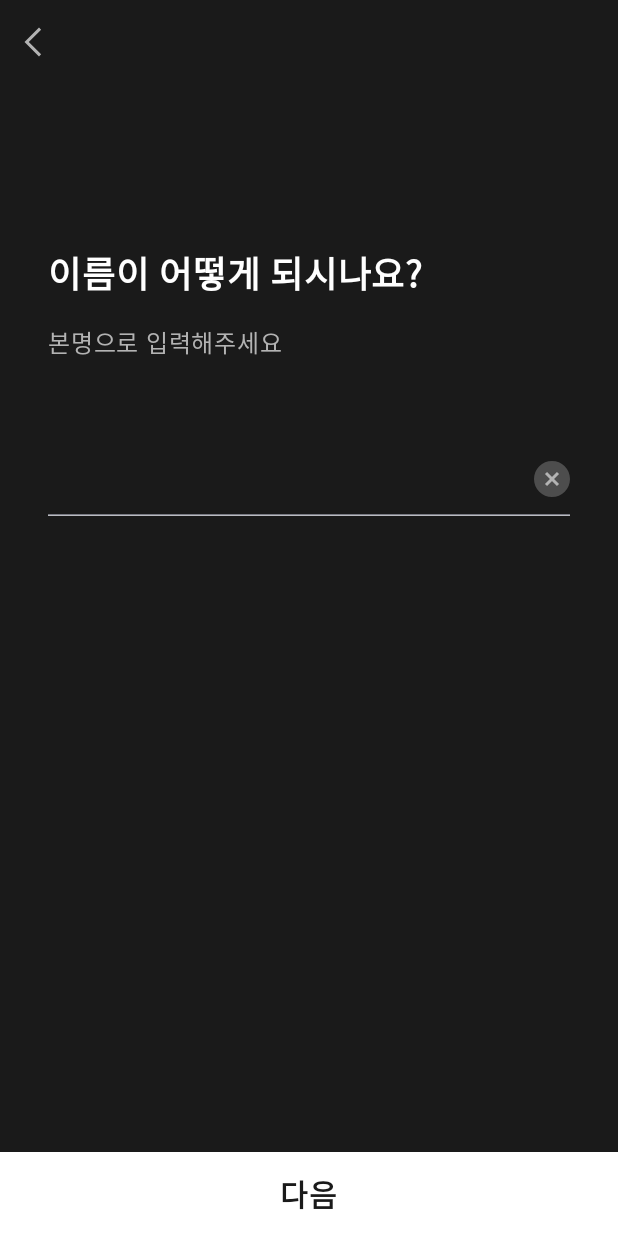
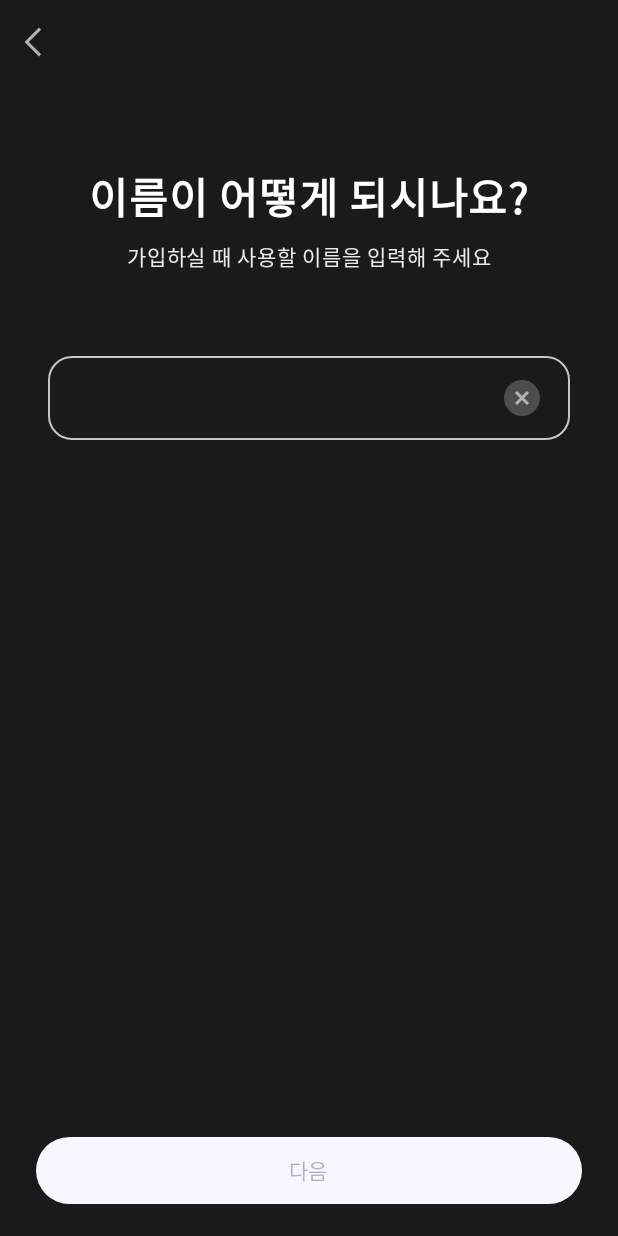
Before and after one commit to isanghoony/Attendance_Android_2024, an Android app built with Jetpack Compose: the NameScreen screen opened through its navigation route, on a phone screen of 412 x 824 dp. Run offline under Robolectric (Android 15) with nearby library versions, the phone set to English and light mode, and no system bars; our stand-ins replace Dagger/Hilt's generated code.

Commit message:
이름 입력 화면 구현 (#2)

```diff
--- a/app/src/main/java/com/ddd/attendance/ui/component/DDDButton.kt
+++ b/app/src/main/java/com/ddd/attendance/ui/component/DDDButton.kt
@@ -1,54 +1,40 @@
 package com.ddd.attendance.ui.component
 
-import androidx.compose.foundation.background
-import androidx.compose.foundation.clickable
-import androidx.compose.foundation.layout.Box
-import androidx.compose.foundation.layout.height
+import androidx.compose.foundation.layout.PaddingValues
+import androidx.compose.foundation.layout.fillMaxWidth
+import androidx.compose.foundation.layout.padding
+import androidx.compose.material3.Button
+import androidx.compose.material3.ButtonDefaults
+import androidx.compose.material3.Text
 import androidx.compose.runtime.Composable
-import androidx.compose.ui.Alignment
 import androidx.compose.ui.Modifier
-import androidx.compose.ui.text.font.FontWeight
 import androidx.compose.ui.tooling.preview.Preview
 import androidx.compose.ui.unit.dp
-import androidx.compose.ui.unit.sp
-import com.ddd.attendance.ui.theme.DDD_400
-import com.ddd.attendance.ui.theme.DDD_600
-import com.ddd.attendance.ui.theme.DDD_BLACK
-import com.ddd.attendance.ui.theme.DDD_WHITE
+import com.ddd.attendance.ui.theme.DDD_BLUE
+import com.ddd.attendance.ui.theme.DDD_BLUE_100
 
 @Composable
-fun DDDButton(
+fun DDDNextButton(
     text: String,
     modifier: Modifier = Modifier,
     isEnabled: Boolean = true,
     onClick: () -> Unit = {}
 ) {
-    Box(
+    Button(
         modifier = modifier
-            .height(height = 56.dp)
-            .background(
-                color = if (isEnabled) {
-                    DDD_WHITE
-                } else {
-                    DDD_600
-                }
-            )
-            .clickable {
-                if (isEnabled) {
-                    onClick()
-                }
-            },
-        contentAlignment = Alignment.Center
+            .fillMaxWidth()
+            .padding(horizontal = 24.dp)
+            .padding(bottom = 20.dp),
+        colors = ButtonDefaults.buttonColors(
+            containerColor = DDD_BLUE,
+            disabledContainerColor = DDD_BLUE_100
+        ),
+        enabled = isEnabled,
+        contentPadding = PaddingValues(vertical = 12.dp),
+        onClick = onClick
     ) {
-        DDDText(
-            text = text,
-            color = if (isEnabled) {
-                DDD_BLACK
-            } else {
-                DDD_400
-            },
-            fontSize = 20.sp,
-            fontWeight = FontWeight.Bold
+        Text(
+            text,
         )
     }
 }
@@ -56,11 +42,11 @@ fun DDDButton(
 @Preview(name = "활성화 된 버튼", widthDp = 300)
 @Composable
 private fun P1() {
-    DDDButton(text = "다음")
+    DDDNextButton(text = "다음")
 }
 
 @Preview(name = "비활성화 된 버튼", widthDp = 300)
 @Composable
 private fun P2() {
-    DDDButton(text = "다음", isEnabled = false)
+    DDDNextButton(text = "다음", isEnabled = false)
 }
--- a/app/src/main/java/com/ddd/attendance/ui/screen/affiliation/AffiliationScreen.kt
+++ b/app/src/main/java/com/ddd/attendance/ui/screen/affiliation/AffiliationScreen.kt
@@ -19,7 +19,7 @@ import androidx.compose.ui.unit.dp
 import androidx.compose.ui.unit.sp
 import androidx.navigation.NavController
 import com.ddd.attendance.ui.LoginProcessViewModel
-import com.ddd.attendance.ui.component.DDDButton
+import com.ddd.attendance.ui.component.DDDNextButton
 import com.ddd.attendance.ui.component.DDDText
 import com.ddd.attendance.ui.component.DDDTopBar
 import com.ddd.attendance.ui.component.TopBarType
@@ -112,7 +112,7 @@ private fun Content(
                 )
             }
         }
-        DDDButton(
+        DDDNextButton(
             text = "다음",
             modifier = Modifier
                 .align(alignment = Alignment.BottomCenter)
--- a/app/src/main/java/com/ddd/attendance/ui/screen/invitationcode/InvitationCodeScreen.kt
+++ b/app/src/main/java/com/ddd/attendance/ui/screen/invitationcode/InvitationCodeScreen.kt
@@ -1,33 +1,26 @@
 package com.ddd.attendance.ui.screen.invitationcode
 
-import androidx.compose.foundation.Image
 import androidx.compose.foundation.background
 import androidx.compose.foundation.border
-import androidx.compose.foundation.clickable
 import androidx.compose.foundation.layout.Arrangement
 import androidx.compose.foundation.layout.Box
 import androidx.compose.foundation.layout.Column
 import androidx.compose.foundation.layout.PaddingValues
 import androidx.compose.foundation.layout.Row
 import androidx.compose.foundation.layout.Spacer
-import androidx.compose.foundation.layout.fillMaxHeight
 import androidx.compose.foundation.layout.fillMaxSize
 import androidx.compose.foundation.layout.fillMaxWidth
 import androidx.compose.foundation.layout.height
 import androidx.compose.foundation.layout.imePadding
 import androidx.compose.foundation.layout.padding
 import androidx.compose.foundation.layout.size
-import androidx.compose.foundation.layout.width
 import androidx.compose.foundation.shape.RoundedCornerShape
 import androidx.compose.foundation.text.BasicTextField
 import androidx.compose.foundation.text.KeyboardOptions
 import androidx.compose.material3.Button
-import androidx.compose.material3.ButtonColors
 import androidx.compose.material3.ButtonDefaults
-import androidx.compose.material3.HorizontalDivider
 import androidx.compose.material3.Text
 import androidx.compose.runtime.Composable
-import androidx.compose.runtime.LaunchedEffect
 import androidx.compose.runtime.derivedStateOf
 import androidx.compose.runtime.getValue
 import androidx.compose.runtime.mutableStateOf
@@ -35,15 +28,6 @@ import androidx.compose.runtime.remember
 import androidx.compose.runtime.setValue
 import androidx.compose.ui.Alignment
 import androidx.compose.ui.Modifier
-import androidx.compose.ui.focus.FocusRequester
-import androidx.compose.ui.focus.focusRequester
-import androidx.compose.ui.focus.onFocusChanged
-import androidx.compose.ui.input.key.KeyEventType
-import androidx.compose.ui.input.key.key
-import androidx.compose.ui.input.key.onKeyEvent
-import androidx.compose.ui.input.key.type
-import androidx.compose.ui.platform.LocalSoftwareKeyboardController
-import androidx.compose.ui.res.painterResource
 import androidx.compose.ui.text.font.FontWeight
 import androidx.compose.ui.text.input.KeyboardType
 import androidx.compose.ui.text.input.TextFieldValue
@@ -52,10 +36,9 @@ import androidx.compose.ui.tooling.preview.Preview
 import androidx.compose.ui.unit.dp
 import androidx.compose.ui.unit.sp
 import androidx.navigation.NavController
-import com.ddd.attendance.R
 import com.ddd.attendance.ui.LoginProcessViewModel
 import com.ddd.attendance.ui.ScreenName
-import com.ddd.attendance.ui.component.DDDButton
+import com.ddd.attendance.ui.component.DDDNextButton
 import com.ddd.attendance.ui.component.DDDText
 import com.ddd.attendance.ui.component.DDDTopBar
 import com.ddd.attendance.ui.component.TopBarType
@@ -63,7 +46,7 @@ import com.ddd.attendance.ui.theme.DDD_BLACK
 import com.ddd.attendance.ui.theme.DDD_BLUE
 import com.ddd.attendance.ui.theme.DDD_BLUE_100
 import com.ddd.attendance.ui.theme.DDD_ERROR
-import com.ddd.attendance.ui.theme.DDD_Neutral_RED
+import com.ddd.attendance.ui.theme.DDD_NEUTRAL_RED
 import com.ddd.attendance.ui.theme.DDD_WHITE
 
 @Composable
@@ -138,23 +121,11 @@ private fun Content(
             isWrong,
         )
         Spacer(modifier = Modifier.weight(weight = 1f))
-        Button(
-            modifier = Modifier
-                .fillMaxWidth()
-                .padding(horizontal = 24.dp)
-                .padding(bottom = 20.dp),
-            colors = ButtonDefaults.buttonColors(
-                containerColor = DDD_BLUE,
-                disabledContainerColor = DDD_BLUE_100
-            ),
-            enabled = isFilled,
-            contentPadding = PaddingValues(vertical = 12.dp),
+        DDDNextButton(
+            text = "다음",
+            isEnabled = isFilled,
             onClick = onClickSignup
-        ) {
-            Text(
-                "다음",
-            )
-        }
+        )
     }
 }
 
@@ -191,7 +162,7 @@ private fun DDDInput(
                         modifier = Modifier
                             .size(64.dp)
                             .background(
-                                color = if (!isWrong) DDD_BLUE_100 else DDD_Neutral_RED,
+                                color = if (!isWrong) DDD_BLUE_100 else DDD_NEUTRAL_RED,
                                 shape = RoundedCornerShape(16.dp)
                             )
                             .then(
--- a/app/src/main/java/com/ddd/attendance/ui/screen/job/JobScreen.kt
+++ b/app/src/main/java/com/ddd/attendance/ui/screen/job/JobScreen.kt
@@ -20,7 +20,7 @@ import androidx.compose.ui.unit.sp
 import androidx.navigation.NavController
 import com.ddd.attendance.ui.LoginProcessViewModel
 import com.ddd.attendance.ui.ScreenName
-import com.ddd.attendance.ui.component.DDDButton
+import com.ddd.attendance.ui.component.DDDNextButton
 import com.ddd.attendance.ui.component.DDDText
 import com.ddd.attendance.ui.component.DDDTopBar
 import com.ddd.attendance.ui.component.TopBarType
@@ -113,7 +113,7 @@ private fun Content(
                 )
             }
         }
-        DDDButton(
+        DDDNextButton(
             text = "다음",
             modifier = Modifier
                 .align(alignment = Alignment.BottomCenter)
--- a/app/src/main/java/com/ddd/attendance/ui/screen/name/NameScreen.kt
+++ b/app/src/main/java/com/ddd/attendance/ui/screen/name/NameScreen.kt
@@ -2,7 +2,7 @@ package com.ddd.attendance.ui.screen.name
 
 import androidx.compose.foundation.Image
 import androidx.compose.foundation.background
-import androidx.compose.foundation.clickable
+import androidx.compose.foundation.border
 import androidx.compose.foundation.layout.Box
 import androidx.compose.foundation.layout.Column
 import androidx.compose.foundation.layout.Spacer
@@ -10,8 +10,8 @@ import androidx.compose.foundation.layout.fillMaxSize
 import androidx.compose.foundation.layout.fillMaxWidth
 import androidx.compose.foundation.layout.height
 import androidx.compose.foundation.layout.padding
+import androidx.compose.foundation.shape.RoundedCornerShape
 import androidx.compose.foundation.text.BasicTextField
-import androidx.compose.material3.HorizontalDivider
 import androidx.compose.runtime.Composable
 import androidx.compose.runtime.getValue
 import androidx.compose.runtime.mutableStateOf
@@ -20,6 +20,7 @@ import androidx.compose.runtime.setValue
 import androidx.compose.ui.Alignment
 import androidx.compose.ui.Modifier
 import androidx.compose.ui.res.painterResource
+import androidx.compose.ui.text.TextStyle
 import androidx.compose.ui.text.font.FontWeight
 import androidx.compose.ui.text.input.TextFieldValue
 import androidx.compose.ui.tooling.preview.Preview
@@ -29,12 +30,13 @@ import androidx.navigation.NavController
 import com.ddd.attendance.R
 import com.ddd.attendance.ui.LoginProcessViewModel
 import com.ddd.attendance.ui.ScreenName
-import com.ddd.attendance.ui.component.DDDButton
+import com.ddd.attendance.ui.component.DDDNextButton
 import com.ddd.attendance.ui.component.DDDText
 import com.ddd.attendance.ui.component.DDDTopBar
 import com.ddd.attendance.ui.component.TopBarType
-import com.ddd.attendance.ui.theme.DDD_400
 import com.ddd.attendance.ui.theme.DDD_BLACK
+import com.ddd.attendance.ui.theme.DDD_BORDER_INACTIVE
+import com.ddd.attendance.ui.theme.DDD_NEUTRAL_GRAY_20
 import com.ddd.attendance.ui.theme.DDD_WHITE
 
 @Composable
@@ -58,10 +60,17 @@ private fun Content(
     onClickBackButton: () -> Unit,
     onClickNext: () -> Unit
 ) {
+    var value by remember {
+        mutableStateOf(TextFieldValue(""))
+    }
+    val onValueChanged: (TextFieldValue) -> Unit = {
+        value = it
+    }
     Column(
         modifier = Modifier
             .fillMaxSize()
-            .background(color = DDD_BLACK)
+            .background(color = DDD_BLACK),
+        horizontalAlignment = Alignment.CenterHorizontally,
     ) {
         DDDTopBar(
             type = TopBarType.LEFT_IMAGE,
@@ -70,36 +79,26 @@ private fun Content(
         Spacer(modifier = Modifier.height(height = 54.dp))
         DDDText(
             text = "이름이 어떻게 되시나요?",
-            modifier = Modifier.padding(
-                start = 32.dp,
-                top = 54.dp
-            ),
             color = DDD_WHITE,
             fontWeight = FontWeight.Bold,
-            fontSize = 24.sp
+            fontSize = 28.sp
         )
+        Spacer(modifier = Modifier.height(8.dp))
         DDDText(
-            text = "본명으로 입력해주세요",
-            modifier = Modifier.padding(
-                start = 32.dp,
-                top = 16.dp
-            ),
-            color = DDD_400,
+            text = "가입하실 때 사용할 이름을 입력해 주세요",
+            color = DDD_NEUTRAL_GRAY_20,
             fontWeight = FontWeight.W500,
-            fontSize = 16.sp
+            fontSize = 14.sp
         )
         DDDInputText(
-            modifier = Modifier
-                .padding(
-                    start = 32.dp,
-                    end = 32.dp,
-                    top = 54.dp
-                )
+            value = value,
+            onValueChanged = onValueChanged
         )
         Spacer(modifier = Modifier.weight(weight = 1f))
-        DDDButton(
+        DDDNextButton(
             text = "다음",
             modifier = Modifier.fillMaxWidth(),
+            isEnabled = value.text.isNotEmpty(),
             onClick = onClickNext
         )
     }
@@ -107,32 +106,41 @@ private fun Content(
 
 @Composable
 private fun DDDInputText(
-    modifier: Modifier = Modifier
+    value: TextFieldValue,
+    onValueChanged: (TextFieldValue) -> Unit,
 ) {
-    var textFieldValue by remember { mutableStateOf(value = TextFieldValue()) }
-
-    Box(modifier = modifier.fillMaxWidth()) {
     BasicTextField(
-            value = textFieldValue,
-            onValueChange = {
-                textFieldValue = it
-            },
         modifier = Modifier
-                .align(alignment = Alignment.CenterStart)
-                .height(height = 50.dp)
+            .padding(
+                start = 32.dp,
+                end = 32.dp,
+                top = 54.dp
+            ),
+        value = value,
+        onValueChange = onValueChanged,
+        textStyle = TextStyle(
+            color = DDD_WHITE,
+            fontSize = 16.sp,
         )
+    ) { innerTextField ->
+        Box(modifier = Modifier
+            .fillMaxWidth()
+            .border(
+                width = 1.dp,
+                color = DDD_BORDER_INACTIVE,
+                shape = RoundedCornerShape(16.dp)
+            )
+            .padding(horizontal = 20.dp, vertical = 16.dp)
+        ) {
+            Box(modifier = Modifier.align(Alignment.CenterStart)) {
+                innerTextField()
+            }
             Image(
                 painter = painterResource(id = R.drawable.ic_24_code_clear),
                 contentDescription = null,
-            modifier = Modifier.align(alignment = Alignment.CenterEnd)
+                modifier = Modifier.align(alignment = Alignment.CenterEnd),
             )
-        HorizontalDivider(
-            modifier = Modifier
-                .align(alignment = Alignment.BottomCenter)
-                .padding(top = 8.dp)
-                .background(color = DDD_WHITE)
-                .fillMaxWidth()
-        )
+        }
     }
 }
 
--- a/app/src/main/java/com/ddd/attendance/ui/theme/Color.kt
+++ b/app/src/main/java/com/ddd/attendance/ui/theme/Color.kt
@@ -21,4 +21,7 @@ val DDD_ERROR = Color(color = 0xFFFD1008)
 val DDD_BLUE = Color(color = 0xFF0099FF)
 val DDD_BLUE_100 = Color(color = 0xFFF5F8FF)
 
-val DDD_Neutral_RED = Color(color = 0xFFFFE7E6)
+val DDD_NEUTRAL_RED = Color(color = 0xFFFFE7E6)
+val DDD_BORDER_INACTIVE = Color(color = 0xFFC6C6C6)
+
+val DDD_NEUTRAL_GRAY_20 = Color(color = 0xFFEAEAEA)
```
Lines whose indentation alone changed are shown as unchanged.
